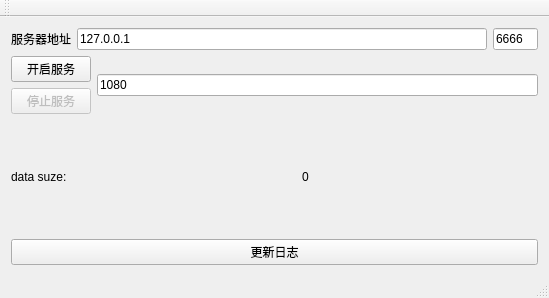
Qt form socks5_client/mainwindow.ui (socks-my-2333/Qt-relay_socks5_server) before a commit.
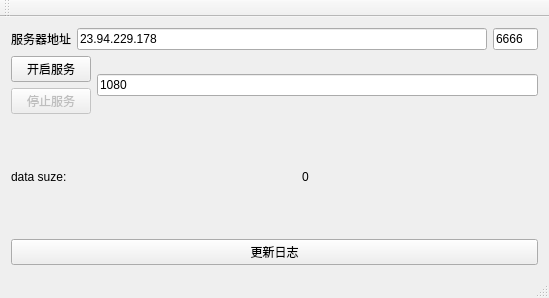
The same form after that commit.

Patch:
```diff
--- a/socks5_client/mainwindow.ui
+++ b/socks5_client/mainwindow.ui
@@ -30,7 +30,7 @@
       <item>
        <widget class="QLineEdit" name="lineServerIP">
         <property name="text">
-         <string>127.0.0.1</string>
+         <string>23.94.229.178</string>
         </property>
        </widget>
       </item>
```
